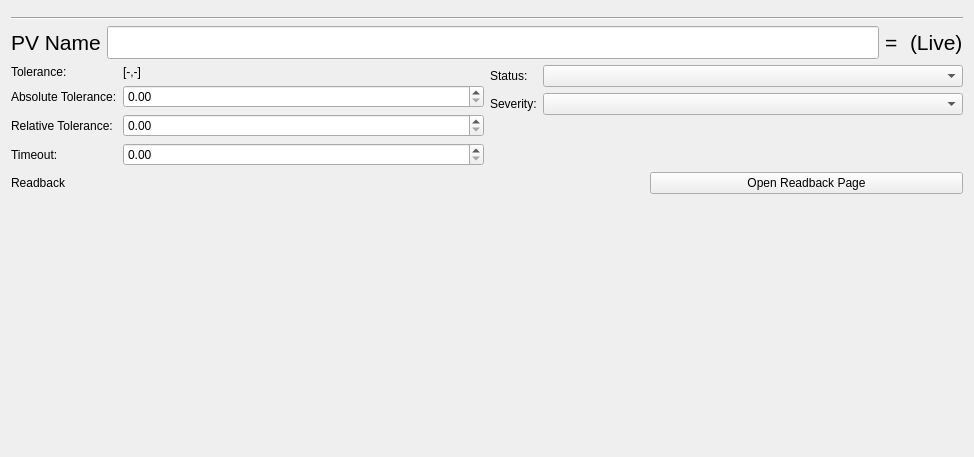
This is superscore/ui/parameter_page.ui in pcdshub/superscore as Qt 5 draws it before an edit. The edited form follows.
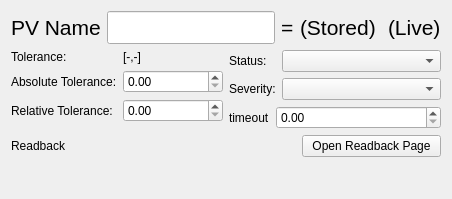
This is the edited form.

Commit message: GUI/WIP: refine ParameterPage, pass open_page_slot to pages created by open_page_slot

The edit to the form file:
```diff
--- a/superscore/ui/parameter_page.ui
+++ b/superscore/ui/parameter_page.ui
@@ -6,31 +6,14 @@
    <rect>
     <x>0</x>
     <y>0</y>
-    <width>974</width>
-    <height>457</height>
+    <width>452</width>
+    <height>199</height>
    </rect>
   </property>
   <property name="windowTitle">
    <string>Form</string>
   </property>
   <layout class="QVBoxLayout" name="verticalLayout">
-   <item>
-    <widget class="QWidget" name="meta_placeholder" native="true">
-     <property name="sizePolicy">
-      <sizepolicy hsizetype="Preferred" vsizetype="Maximum">
-       <horstretch>0</horstretch>
-       <verstretch>0</verstretch>
-      </sizepolicy>
-     </property>
-    </widget>
-   </item>
-   <item>
-    <widget class="Line" name="line">
-     <property name="orientation">
-      <enum>Qt::Horizontal</enum>
-     </property>
-    </widget>
-   </item>
    <item>
     <layout class="QVBoxLayout" name="verticalLayout_2">
      <item>
@@ -68,6 +51,18 @@
          </property>
         </widget>
        </item>
+       <item>
+        <widget class="QLabel" name="value_stored_label">
+         <property name="font">
+          <font>
+           <pointsize>16</pointsize>
+          </font>
+         </property>
+         <property name="text">
+          <string>(Stored)</string>
+         </property>
+        </widget>
+       </item>
        <item>
         <widget class="QWidget" name="value_widget" native="true"/>
        </item>
@@ -88,6 +83,21 @@
      <item>
       <layout class="QHBoxLayout" name="options_hlayout">
        <item>
+        <widget class="QWidget" name="tol_widget" native="true">
+         <layout class="QHBoxLayout" name="horizontalLayout_2">
+          <property name="leftMargin">
+           <number>0</number>
+          </property>
+          <property name="topMargin">
+           <number>0</number>
+          </property>
+          <property name="rightMargin">
+           <number>0</number>
+          </property>
+          <property name="bottomMargin">
+           <number>0</number>
+          </property>
+          <item>
         <layout class="QFormLayout" name="tol_form_layout">
          <item row="0" column="0">
           <widget class="QLabel" name="tolerance_label">
@@ -123,18 +133,28 @@
          <item row="2" column="1">
           <widget class="QDoubleSpinBox" name="rel_tol_spinbox"/>
          </item>
-         <item row="3" column="0">
-          <widget class="QLabel" name="timeoutLabel">
-           <property name="text">
-            <string>Timeout:</string>
-           </property>
-          </widget>
-         </item>
-         <item row="3" column="1">
-          <widget class="QDoubleSpinBox" name="timeout_spinbox"/>
-         </item>
-        </layout>
-       </item>
+           </layout>
+          </item>
+         </layout>
+        </widget>
+       </item>
+       <item>
+        <layout class="QVBoxLayout" name="form_vlayout">
+         <item>
+          <widget class="QWidget" name="ss_widget" native="true">
+           <layout class="QVBoxLayout" name="verticalLayout_3">
+            <property name="leftMargin">
+             <number>0</number>
+            </property>
+            <property name="topMargin">
+             <number>0</number>
+            </property>
+            <property name="rightMargin">
+             <number>0</number>
+            </property>
+            <property name="bottomMargin">
+             <number>0</number>
+            </property>
        <item>
         <layout class="QFormLayout" name="ss_form_layout">
          <item row="0" column="0">
@@ -160,9 +180,71 @@
         </layout>
        </item>
       </layout>
+          </widget>
      </item>
      <item>
-      <layout class="QHBoxLayout" name="rbv_hlayout">
+          <widget class="QWidget" name="timeout_widget" native="true">
+           <layout class="QVBoxLayout" name="verticalLayout_4">
+            <property name="leftMargin">
+             <number>0</number>
+            </property>
+            <property name="topMargin">
+             <number>0</number>
+            </property>
+            <property name="rightMargin">
+             <number>0</number>
+            </property>
+            <property name="bottomMargin">
+             <number>0</number>
+            </property>
+            <item>
+             <layout class="QFormLayout" name="timeout_form_layout">
+              <item row="1" column="0">
+               <widget class="QLabel" name="timeout_label">
+                <property name="text">
+                 <string>timeout</string>
+                </property>
+               </widget>
+              </item>
+              <item row="1" column="1">
+               <widget class="QDoubleSpinBox" name="timeout_spinbox"/>
+              </item>
+             </layout>
+            </item>
+           </layout>
+          </widget>
+         </item>
+        </layout>
+       </item>
+      </layout>
+     </item>
+     <item>
+      <widget class="QWidget" name="rbv_widget" native="true">
+       <property name="sizePolicy">
+        <sizepolicy hsizetype="Preferred" vsizetype="Fixed">
+         <horstretch>0</horstretch>
+         <verstretch>0</verstretch>
+        </sizepolicy>
+       </property>
+       <property name="minimumSize">
+        <size>
+         <width>0</width>
+         <height>0</height>
+        </size>
+       </property>
+       <layout class="QHBoxLayout" name="horizontalLayout">
+        <property name="leftMargin">
+         <number>0</number>
+        </property>
+        <property name="topMargin">
+         <number>0</number>
+        </property>
+        <property name="rightMargin">
+         <number>0</number>
+        </property>
+        <property name="bottomMargin">
+         <number>0</number>
+        </property>
        <item>
         <widget class="QLabel" name="readback_label">
          <property name="text">
@@ -185,6 +267,7 @@
         </widget>
        </item>
       </layout>
+      </widget>
      </item>
     </layout>
    </item>
```
Lines whose indentation alone changed are shown as unchanged. The commit also changes 3 other files.
